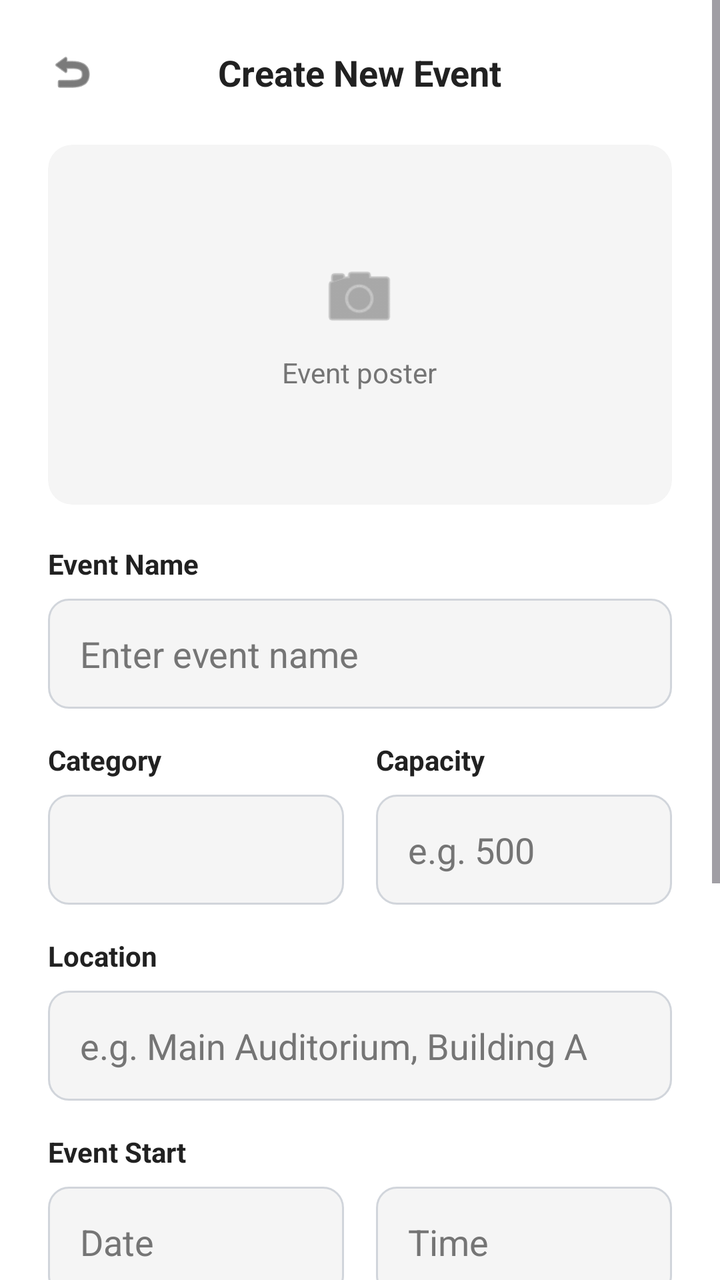
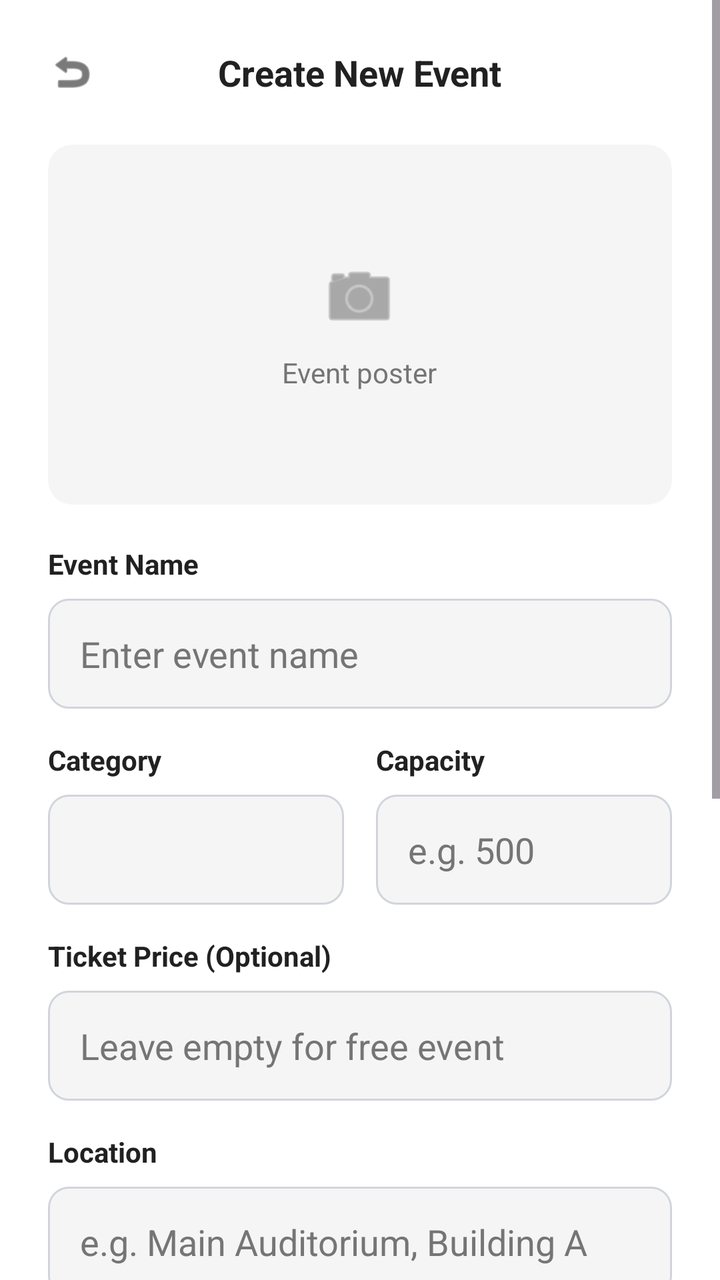

The first picture is an Android layout as it rendered before a commit; the second is the same layout after the commit. The layout source and the unified diff follow.
<!-- AndroidManifest.xml: application theme Theme.CampusConnectProject -->
<!-- res/layout/activity_create_event.xml -->
<?xml version="1.0" encoding="utf-8"?>
<ScrollView xmlns:android="http://schemas.android.com/apk/res/android"
    xmlns:app="http://schemas.android.com/apk/res-auto"
    xmlns:tools="http://schemas.android.com/tools"
    android:layout_width="match_parent"
    android:layout_height="match_parent"
    android:background="@color/bg_utama"
    android:fillViewport="true"
    tools:context=".ui.panitia.CreateEventActivity">

    <LinearLayout
        android:layout_width="match_parent"
        android:layout_height="wrap_content"
        android:orientation="vertical"
        android:padding="24dp">

        <RelativeLayout
            android:layout_width="match_parent"
            android:layout_height="wrap_content"
            android:layout_marginBottom="24dp">

            <ImageView
                android:id="@+id/btnBackCreate"
                android:layout_width="24dp"
                android:layout_height="24dp"
                android:src="@android:drawable/ic_menu_revert"
                app:tint="@color/teks_utama" />

            <TextView
                android:layout_width="wrap_content"
                android:layout_height="wrap_content"
                android:layout_centerInParent="true"
                android:text="Create New Event"
                android:textColor="@color/teks_utama"
                android:textSize="18sp"
                android:textStyle="bold" />
        </RelativeLayout>

        <androidx.cardview.widget.CardView
            android:id="@+id/cvUploadPoster"
            android:layout_width="match_parent"
            android:layout_height="180dp"
            android:layout_marginBottom="20dp"
            app:cardBackgroundColor="@color/bg_input"
            app:cardCornerRadius="12dp"
            app:cardElevation="0dp"
            app:strokeColor="@color/garis_pembatas"
            app:strokeWidth="1dp">

            <ImageView
                android:id="@+id/ivPosterPreview"
                android:layout_width="match_parent"
                android:layout_height="match_parent"
                android:contentDescription="Event poster preview"
                android:scaleType="centerCrop"
                android:visibility="gone" />

            <LinearLayout
                android:id="@+id/layoutUploadPosterPlaceholder"
                android:layout_width="wrap_content"
                android:layout_height="wrap_content"
                android:layout_gravity="center"
                android:gravity="center"
                android:orientation="vertical">

                <ImageView
                    android:layout_width="40dp"
                    android:layout_height="40dp"
                    android:src="@android:drawable/ic_menu_camera"
                    app:tint="@color/teks_sekunder" />

                <TextView
                    android:layout_width="wrap_content"
                    android:layout_height="wrap_content"
                    android:layout_marginTop="8dp"
                    android:text="Event poster"
                    android:textColor="@color/teks_sekunder"
                    android:textSize="14sp" />
            </LinearLayout>
        </androidx.cardview.widget.CardView>

        <TextView
            android:layout_width="wrap_content"
            android:layout_height="wrap_content"
            android:text="Event Name"
            android:textColor="@color/teks_utama"
            android:textStyle="bold"
            android:layout_marginBottom="8dp"/>

        <EditText
            android:id="@+id/etEventName"
            android:layout_width="match_parent"
            android:layout_height="55dp"
            android:background="@drawable/bg_input_rounded"
            android:hint="Enter event name"
            android:textColor="@color/teks_utama"
            android:textColorHint="@color/teks_sekunder"
            android:paddingHorizontal="16dp"
            android:layout_marginBottom="16dp"/>

        <LinearLayout
            android:layout_width="match_parent"
            android:layout_height="wrap_content"
            android:orientation="horizontal"
            android:layout_marginBottom="16dp">

            <LinearLayout
                android:layout_width="0dp"
                android:layout_height="wrap_content"
                android:layout_weight="1"
                android:orientation="vertical"
                android:layout_marginEnd="8dp">

                <TextView
                    android:layout_width="wrap_content"
                    android:layout_height="wrap_content"
                    android:text="Category"
                    android:textColor="@color/teks_utama"
                    android:textStyle="bold"
                    android:layout_marginBottom="8dp"/>

                <Spinner
                    android:id="@+id/spCategory"
                    android:layout_width="match_parent"
                    android:layout_height="55dp"
                    android:background="@drawable/bg_input_rounded"
                    android:paddingHorizontal="12dp" />
            </LinearLayout>

            <LinearLayout
                android:layout_width="0dp"
                android:layout_height="wrap_content"
                android:layout_weight="1"
                android:orientation="vertical"
                android:layout_marginStart="8dp">

                <TextView
                    android:layout_width="wrap_content"
                    android:layout_height="wrap_content"
                    android:text="Capacity"
                    android:textColor="@color/teks_utama"
                    android:textStyle="bold"
                    android:layout_marginBottom="8dp"/>

                <EditText
                    android:id="@+id/etCapacity"
                    android:layout_width="match_parent"
                    android:layout_height="55dp"
                    android:background="@drawable/bg_input_rounded"
                    android:inputType="number"
                    android:hint="e.g. 500"
                    android:textColor="@color/teks_utama"
                    android:textColorHint="@color/teks_sekunder"
                    android:paddingHorizontal="16dp"/>
            </LinearLayout>
        </LinearLayout>

        <TextView
            android:layout_width="wrap_content"
            android:layout_height="wrap_content"
            android:text="Location"
            android:textColor="@color/teks_utama"
            android:textStyle="bold"
            android:layout_marginBottom="8dp"/>

        <EditText
            android:id="@+id/etLocation"
            android:layout_width="match_parent"
            android:layout_height="55dp"
            android:background="@drawable/bg_input_rounded"
            android:hint="e.g. Main Auditorium, Building A"
            android:textColor="@color/teks_utama"
            android:textColorHint="@color/teks_sekunder"
            android:paddingHorizontal="16dp"
            android:layout_marginBottom="16dp"/>

        <TextView
            android:layout_width="wrap_content"
            android:layout_height="wrap_content"
            android:text="Event Start"
            android:textColor="@color/teks_utama"
            android:textStyle="bold"
            android:layout_marginBottom="8dp"/>

        <LinearLayout
            android:layout_width="match_parent"
            android:layout_height="wrap_content"
            android:orientation="horizontal"
            android:layout_marginBottom="16dp">

            <EditText
                android:id="@+id/etEventDate"
                android:layout_width="0dp"
                android:layout_height="55dp"
                android:layout_marginEnd="8dp"
                android:layout_weight="1"
                android:background="@drawable/bg_input_rounded"
                android:clickable="true"
                android:focusable="false"
                android:hint="Date"
                android:paddingHorizontal="16dp"
                android:textColor="@color/teks_utama"
                android:textColorHint="@color/teks_sekunder" />

            <EditText
                android:id="@+id/etEventTime"
                android:layout_width="0dp"
                android:layout_height="55dp"
                android:layout_marginStart="8dp"
                android:layout_weight="1"
                android:background="@drawable/bg_input_rounded"
                android:clickable="true"
                android:focusable="false"
                android:hint="Time"
                android:paddingHorizontal="16dp"
                android:textColor="@color/teks_utama"
                android:textColorHint="@color/teks_sekunder" />
        </LinearLayout>

        <TextView
            android:layout_width="wrap_content"
            android:layout_height="wrap_content"
            android:text="Description"
            android:textColor="@color/teks_utama"
            android:textStyle="bold"
            android:layout_marginBottom="8dp"/>

        <EditText
            android:id="@+id/etDescription"
            android:layout_width="match_parent"
            android:layout_height="120dp"
            android:background="@drawable/bg_input_rounded"
            android:gravity="top|start"
            android:hint="Detail about the event..."
            android:textColor="@color/teks_utama"
            android:textColorHint="@color/teks_sekunder"
            android:padding="16dp"
            android:layout_marginBottom="32dp"/>

        <Button
            android:id="@+id/btnSubmitEvent"
            android:layout_width="match_parent"
            android:layout_height="60dp"
            android:backgroundTint="@color/warna_primer"
            android:text="Publish Event"
            android:textAllCaps="false"
            android:textColor="@color/white"
            android:textSize="16sp"
            app:cornerRadius="10dp" />

    </LinearLayout>
</ScrollView>
<!-- resources referenced by this layout -->
<resources>
  <color name="bg_input">#F5F5F5</color>
  <color name="bg_utama">#FFFFFF</color>
  <color name="garis_pembatas">#E5E7EB</color>
  <color name="teks_sekunder">#757575</color>
  <color name="teks_utama">#212121</color>
  <color name="warna_primer">#0A3D91</color>
  <color name="white">#FFFFFFFF</color>
  <!-- drawable bg_input_rounded (drawable) -->
  <?xml version="1.0" encoding="utf-8"?>
  <shape xmlns:android="http://schemas.android.com/apk/res/android" android:shape="rectangle">
      <solid android:color="@color/bg_input" />
      <stroke android:width="1dp" android:color="#D1D5DB" />
      <corners android:radius="10dp" />
  </shape>
  <style name="Theme.CampusConnectProject" parent="Base.Theme.CampusConnectProject" />
  <style name="Base.Theme.CampusConnectProject" parent="Theme.Material3.DayNight.NoActionBar">
          <item name="android:forceDarkAllowed" tools:targetApi="q">false</item>
      </style>
</resources>

<!-- the commit's change to res/layout/activity_create_event.xml (unified diff, before → after) -->
@@ -158,6 +158,26 @@
         <TextView
             android:layout_width="wrap_content"
             android:layout_height="wrap_content"
+            android:text="Ticket Price (Optional)"
+            android:textColor="@color/teks_utama"
+            android:textStyle="bold"
+            android:layout_marginBottom="8dp"/>
+
+        <EditText
+            android:id="@+id/etTicketPrice"
+            android:layout_width="match_parent"
+            android:layout_height="55dp"
+            android:background="@drawable/bg_input_rounded"
+            android:inputType="number"
+            android:hint="Leave empty for free event"
+            android:textColor="@color/teks_utama"
+            android:textColorHint="@color/teks_sekunder"
+            android:paddingHorizontal="16dp"
+            android:layout_marginBottom="16dp"/>
+
+        <TextView
+            android:layout_width="wrap_content"
+            android:layout_height="wrap_content"
             android:text="Location"
             android:textColor="@color/teks_utama"
             android:textStyle="bold"
